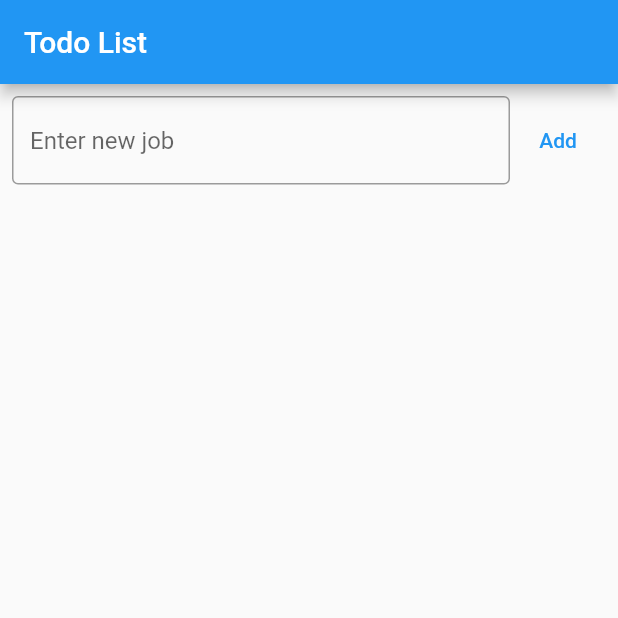
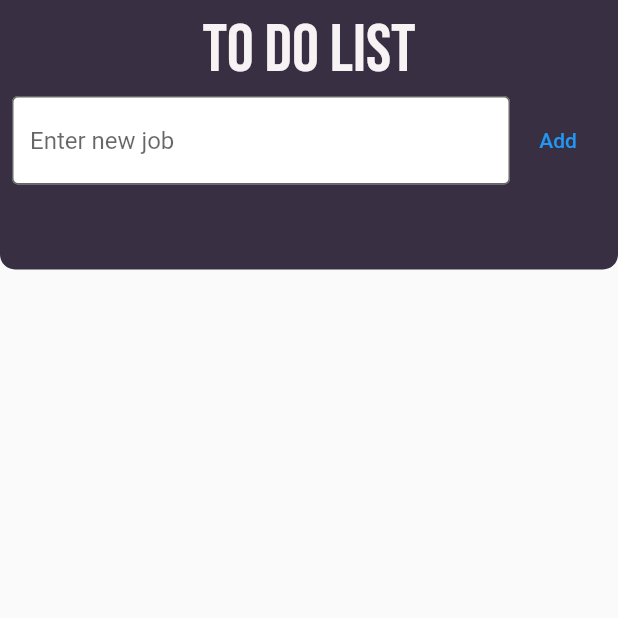
Before and after one commit to hrust777/todo_list_app, a Flutter app: the screen it shows after launch, on a phone screen of 412 x 824 dp, the top half of it. Run offline on Flutter 3.47's test engine with Material 2 defaults, Android fonts, the phone set to English and light mode, and no system bars.

Commit message:
Поменял шрифт, цвет appbar, добавил контенер, поменял textfield

```diff
--- a/lib/main.dart
+++ b/lib/main.dart
@@ -1,4 +1,6 @@
 import 'package:flutter/material.dart';
+import 'package:todo_list_app/styles/colors.dart';
+import 'package:todo_list_app/styles/styles.dart';
 
 void main() {
   runApp(const MyApp());
@@ -13,7 +15,7 @@ class MyApp extends StatelessWidget {
       debugShowCheckedModeBanner: false,
       title: 'Todo List',
       theme: ThemeData(
-        primarySwatch: Colors.blue,
+        primaryColor: Colors.green,
       ),
       home: TodoScreen(),
     );
@@ -26,7 +28,32 @@ class TodoScreen extends StatelessWidget {
   @override
   Widget build(BuildContext context) {
     return Scaffold(
-      appBar: AppBar(title: Text("Todo List")),
+      appBar: AppBar(
+        title: Row(
+          mainAxisAlignment: MainAxisAlignment.center,
+          children: [
+            Padding(
+              padding: const EdgeInsets.only(
+                top: 30,
+                bottom: 20,
+              ),
+              child: Text(
+                "To Do List",
+                style: appBarTitleStyle,
+              ),
+            ),
+            //SizedBox(width: 18),
+            // Expanded(
+            //   child: Image.asset(
+            //     "assets/images/todo_list_logo.png",
+            //     fit: BoxFit.scaleDown, //height: size.height * 0.2,
+            //   ),
+            // ),
+          ],
+        ),
+        backgroundColor: appBarcolor,
+        elevation: 0,
+      ),
       body: TodoList(),
     );
   }
@@ -76,7 +103,17 @@ class _TodoListState extends State<TodoList> {
 
   @override
   Widget build(BuildContext context) {
-    return Padding(
+    return Container(
+      width: MediaQuery.of(context).size.width,
+      height: MediaQuery.of(context).size.height * 0.15,
+      decoration: BoxDecoration(
+        color: appBarcolor,
+        borderRadius: BorderRadius.only(
+          bottomLeft: Radius.circular(10),
+          bottomRight: Radius.circular(10),
+        ),
+      ),
+      child: Padding(
         padding: const EdgeInsets.all(8.0),
         child: Column(
           children: [
@@ -89,8 +126,13 @@ class _TodoListState extends State<TodoList> {
                     decoration: InputDecoration(
                       border: OutlineInputBorder(),
                       hintText: 'Enter new job',
+                      fillColor: Colors.white,
+                      filled: true,
                     ),
                   ),
+                ),
+                SizedBox(
+              height: 15,
             ),
                 TextButton(onPressed: add, child: Text("Add")),
               ],
@@ -143,6 +185,7 @@ class _TodoListState extends State<TodoList> {
             ),
           ],
         ),
+      ),
     );
   }
 }
--- /dev/null
+++ b/lib/styles/colors.dart
@@ -0,0 +1,9 @@
+import 'package:flutter/material.dart';
+
+const Color appBarcolor = Color(0xFF382F42);
+const Color appBarcolorText = Color(0xFFF7F3F5);
+const Color colorWHITE = Color(0xFFFFFFFF);
+const Color cardBackground = Color(0xFFF5F5F5);
+const Color colorWHITESecondary = Color(0xFFF3B3E5B);
+const Color colorWHITESecondary2 = Color(0xFF7C7E92);
+const colorDisable = Color.fromRGBO(124, 126, 146, 0.56);
--- /dev/null
+++ b/lib/styles/styles.dart
@@ -0,0 +1,76 @@
+import 'package:flutter/material.dart';
+import 'colors.dart';
+
+const TextStyle appBarTitleStyle = TextStyle(
+  fontFamily: 'BebasNeue',
+  fontStyle: FontStyle.normal,
+  fontWeight: FontWeight.w400,
+  fontSize: 45.0,
+  color: appBarcolorText,
+);
+
+// const TextStyle appBarWHITETitleStyle = TextStyle(
+//   fontFamily: 'Caveat',
+//   fontStyle: FontStyle.normal,
+//   fontWeight: FontWeight.w400,
+//   fontSize: 60.0,
+//   color: Colors.black,
+// );
+
+// const TextStyle categoryTextStyle14Bold = TextStyle(
+//   fontFamily: 'Roboto',
+//   fontWeight: FontWeight.w700,
+//   fontSize: 14,
+//   height: 1.29,
+//   color: colorWHITESecondary,
+// );
+
+// const TextStyle textStyle14 = TextStyle(
+//   fontFamily: 'Roboto',
+//   fontWeight: FontWeight.w400,
+//   fontSize: 14,
+//   height: 1.29,
+//   color: colorWHITESecondary,
+// );
+
+// const TextStyle textStyle16 = TextStyle(
+//   fontFamily: 'Roboto',
+//   fontWeight: FontWeight.w500,
+//   fontSize: 16,
+//   height: 1.25,
+//   color: colorWHITESecondary,
+// );
+
+// const TextStyle textStyle14Secondary2 = TextStyle(
+//   fontFamily: 'Roboto',
+//   fontWeight: FontWeight.w700,
+//   fontSize: 14,
+//   height: 1.29,
+//   color: colorWHITESecondary2,
+// );
+
+// const TextStyle textStyle24 = TextStyle(
+//   fontFamily: 'Roboto',
+//   fontWeight: FontWeight.w700,
+//   fontSize: 24,
+//   height: 1.2,
+//   color: colorWHITESecondary,
+// );
+
+// const TextStyle textWightButtonStyle14 = TextStyle(
+
+//   fontFamily: 'Roboto',
+//   fontWeight: FontWeight.w700,
+//   fontSize: 14,
+//   height: 1.29,
+//   letterSpacing: 0.3,
+//   color: colorWHITE,
+// );
+
+// const textInactiveStyle14 = TextStyle(
+//   fontWeight: FontWeight.w400,
+//   fontFamily: 'Roboto',
+//   fontSize: 14,
+//   height: 1.29,
+//   color: colorDisable,
+// );
```
Also changed, not shown: pubspec.yaml (+22 -66 lines), assets/images/todo_list_logo.png (added), pubspec.lock, res/fonts/BebasNeue-Regular.ttf (added), res/fonts/Macondo-Regular.ttf (added). Lines whose indentation alone changed are shown as unchanged.
